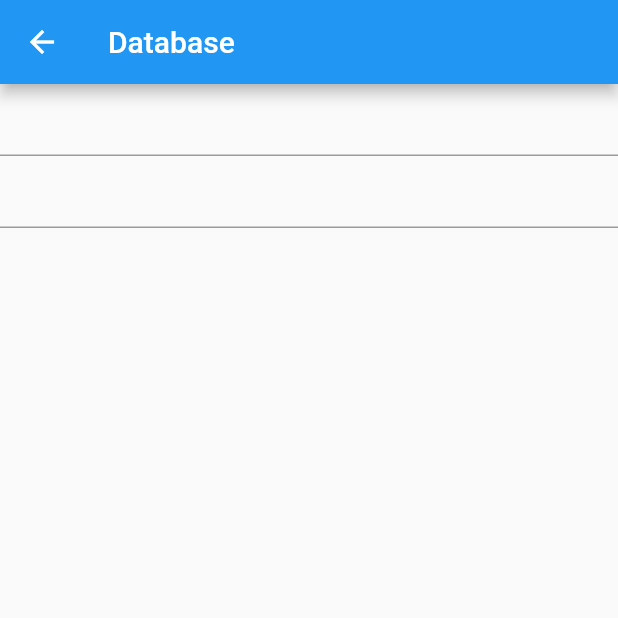
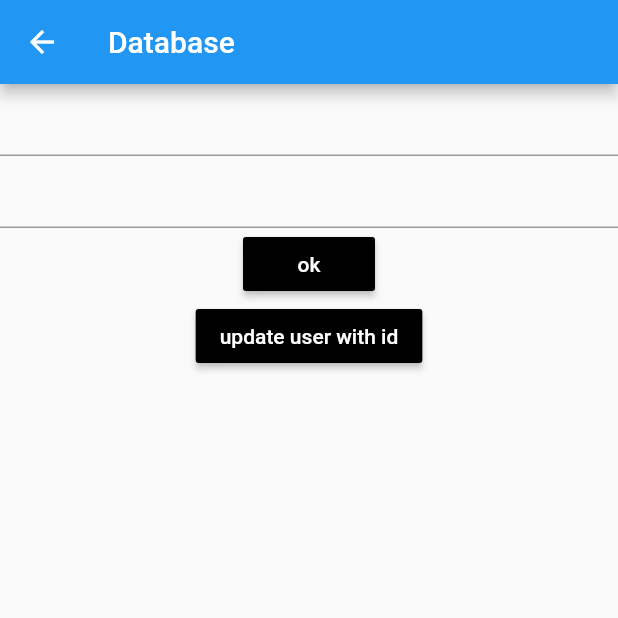
Before and after one commit to balaji101010/news_app, a Flutter app: the DBUser screen opened directly, on a phone screen of 412 x 824 dp, the top half of it. Run offline on Flutter 3.47's test engine with Material 2 defaults, Android fonts, the phone set to English and light mode, and no system bars; our stand-ins replace dio, floor, retrofit, sqflite; missing offline and left inert: flutter_stetho; accounts and stored records are empty; generated files the repository leaves out were written again; network calls fail.

Commit message:
added streams and update,edit and delete

```diff
--- a/lib/database/ApplicationDatabase.dart
+++ b/lib/database/ApplicationDatabase.dart
@@ -11,7 +11,7 @@ import 'package:sqflite/sqflite.dart' as sqflite;
 part "ApplicationDatabase.g.dart";
 
 
-@Database(entities: [User], version: 1)
+@Database(entities: [User], version: 2)
 abstract class ApplicationDatabase extends FloorDatabase {
   Userdao get userdao;
 }
--- a/lib/database/daos/Userdao.dart
+++ b/lib/database/daos/Userdao.dart
@@ -12,4 +12,17 @@ abstract class Userdao{
   @Insert(onConflict: OnConflictStrategy.IGNORE)
   Future<void> insertUser(User user);
 
+  @update
+  Future<void> updateUser(User user);
+
+  @Query("select * from table_user where id == :id")
+  Future<User> getUserFromId(int id);
+
+  @delete
+  Future<void> deleteUser(User user);
+
+  @Query("select * from table_user")
+  Stream<List<User>> getAllUsers();
+
+
 }
--- a/lib/dbscreen.dart
+++ b/lib/dbscreen.dart
@@ -6,7 +6,6 @@ import 'package:news_app/database/entities/User.dart';
 import 'DatabaseInstance.dart';
 
 class DBUser extends StatefulWidget {
-
   @override
   State<StatefulWidget> createState() {
     return UserState();
@@ -14,15 +13,14 @@ class DBUser extends StatefulWidget {
 }
 
 class UserState extends State<DBUser> {
-
   ApplicationDatabase database;
 
   List<User> users;
 
   @override
-  void initState(){
+  void initState() {
     super.initState();
-    DbInstance.getInstance().then((value){
+    DbInstance.getInstance().then((value) {
       database = value;
     });
   }
@@ -31,15 +29,29 @@ class UserState extends State<DBUser> {
   TextEditingController pswdcontroller = new TextEditingController();
 
   Future<void> storeToDatabase(String name, String password) async {
-    await database.userdao.insertUser(new User(name: name,password:password));
+    await database.userdao.insertUser(new User(name: name, password: password));
+    getFromDatabase();
+  }
+
+  Future<void> updateUser(String name,String password) async {
+    await database.userdao.updateUser(new User(name: name, password: password));
     getFromDatabase();
   }
 
   Future<void> getFromDatabase() async {
-    await database.userdao.getUsersList().then((value){
-      print(value[0].toString());
+    await database.userdao.getUsersList().then((value) {
+      value.forEach((user) {
+        print(user.toString());
+      });
     });
   }
+
+  void getUserfromId(int id){
+    database.userdao.getUserFromId(id).then((value){
+      print(value.name);
+    });
+  }
+
 
   @override
   Widget build(BuildContext context) {
@@ -52,16 +64,21 @@ class UserState extends State<DBUser> {
           TextField(controller: namecontroller),
           TextField(controller: pswdcontroller),
           MaterialButton(
+            color: Colors.black,
+            child: Text('ok',style: TextStyle(color: Colors.white),),
             onPressed: () {
               storeToDatabase(namecontroller.text.toString(),
                   pswdcontroller.text.toString());
             },
           ),
           MaterialButton(
-            onPressed: (){
-              getFromDatabase();
+            color: Colors.black,
+            child: Text('update user with id',style: TextStyle(color: Colors.white),),
+            onPressed: () {
+              storeToDatabase(namecontroller.text.toString(),
+                  pswdcontroller.text.toString());
             },
-          )
+          ),
         ],
       ),
     );
```
Also changed, not shown: lib/database/ApplicationDatabase.g.dart.
